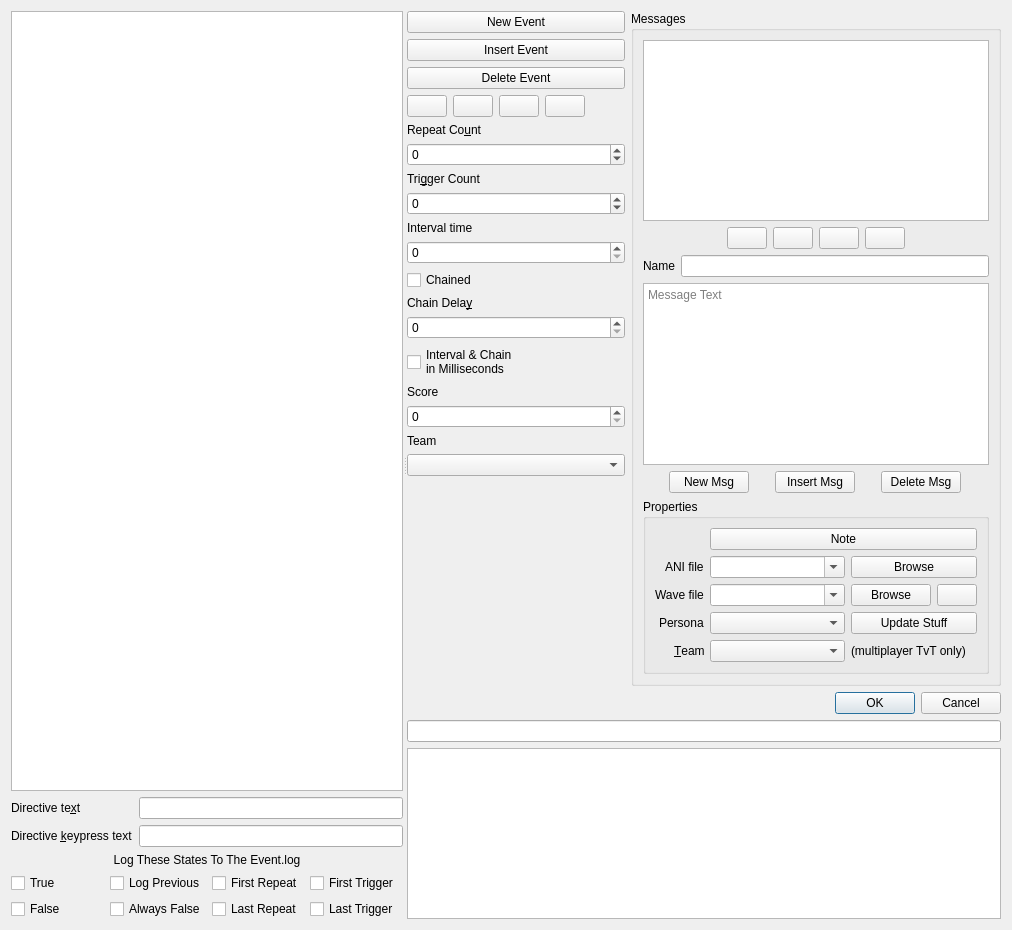
Qt form qtfred/ui/MissionEventsDialog.ui (scp-fs2open/fs2open.github.com) before a commit.
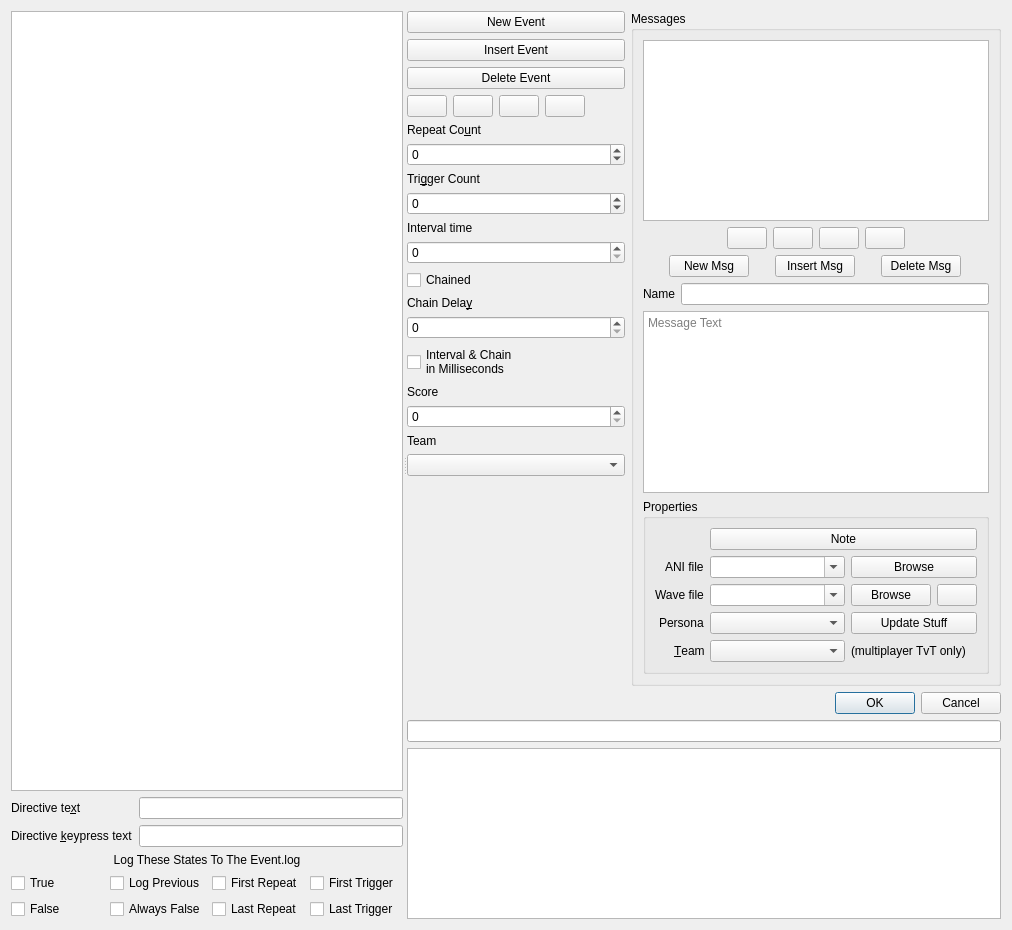
The same form after that commit. Custom widgets are drawn as their Qt base class.

Commit message:
Reduce mouse travel when naming new event-editor messages (#7633)
Move the New/Insert/Delete message buttons directly above the message
name field so creating a message and naming it no longer requires
travelling past the message text box.

Also focus and select the name field after New Msg and Insert Msg so
the placeholder name can be replaced by typing immediately, without an
extra click.

```diff
--- a/qtfred/ui/MissionEventsDialog.ui
+++ b/qtfred/ui/MissionEventsDialog.ui
@@ -575,7 +575,7 @@
             </property>
            </widget>
           </item>
-          <item row="3" column="0" colspan="2">
+          <item row="4" column="0" colspan="2">
            <widget class="QPlainTextEdit" name="messageContent">
             <property name="statusTip">
              <string>Message Text</string>
@@ -588,7 +588,7 @@
             </property>
            </widget>
           </item>
-          <item row="4" column="0" colspan="2">
+          <item row="2" column="0" colspan="2">
            <layout class="QHBoxLayout" name="horizontalLayout_2">
             <property name="spacing">
              <number>0</number>
@@ -734,7 +734,7 @@
             </item>
            </layout>
           </item>
-          <item row="2" column="0" colspan="2">
+          <item row="3" column="0" colspan="2">
            <layout class="QHBoxLayout" name="horizontalLayout_3">
             <item>
              <widget class="QLabel" name="label_9">
```
The commit also changes 1 other file.
